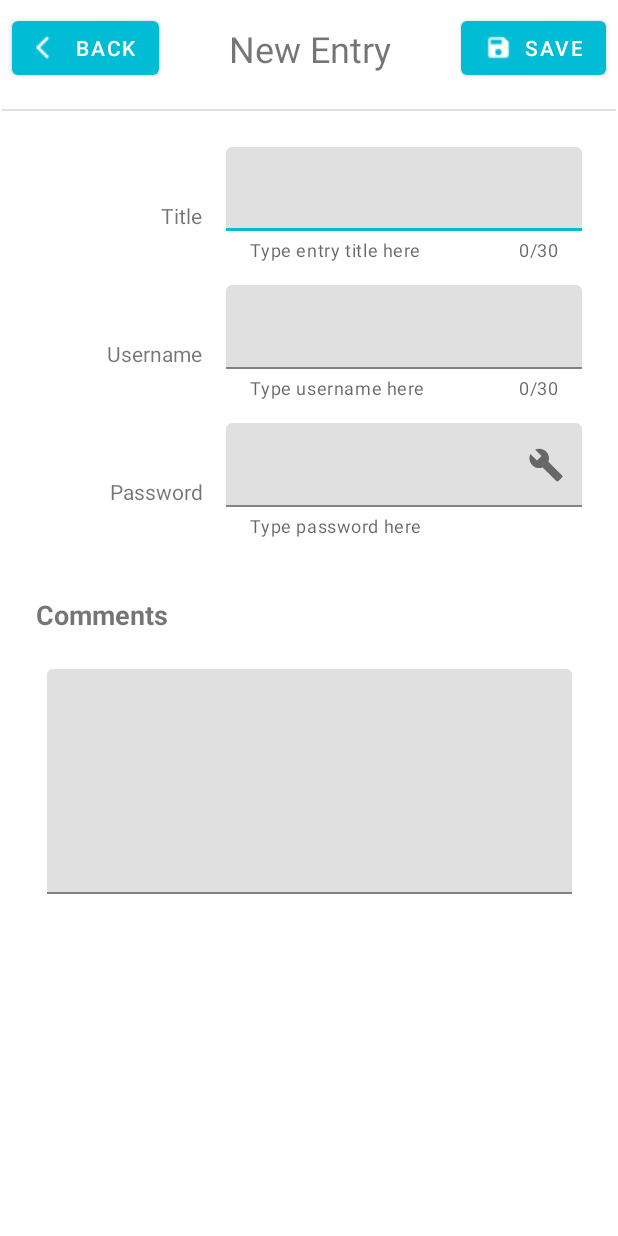
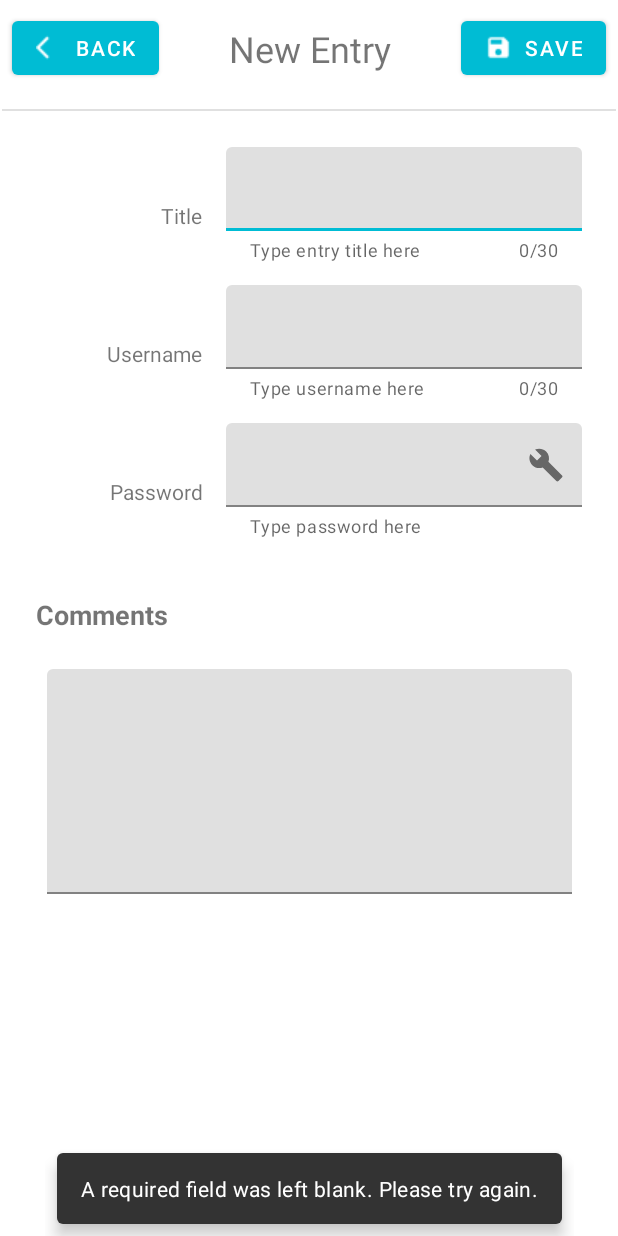
Before and after one commit to adimaris/PasswordManager, an Android app: the AddPassActivity screen opened directly, with no data from a screen before it, after a tap on "SAVE", on a phone screen of 412 x 824 dp. Run offline under Robolectric (Android 15) with nearby library versions, the phone set to English and light mode, and no system bars.

Commit message:
Changed color of UI elements and replaced toasts with SnackBars throughout:
- changed color of the bullet_point.xml
- added a snack bar to the AddPassActivity
- added a snack bar to the PassGeneratorActivity
- changed the color of the FAB in the PassListActivity

```diff
--- a/app/src/main/java/com/alexanderdimaris/passwordmanager/view/AddPassActivity.java
+++ b/app/src/main/java/com/alexanderdimaris/passwordmanager/view/AddPassActivity.java
@@ -1,15 +1,20 @@
 package com.alexanderdimaris.passwordmanager.view;
 
+import androidx.annotation.Nullable;
 import androidx.appcompat.app.AppCompatActivity;
+import androidx.coordinatorlayout.widget.CoordinatorLayout;
 
 import android.content.Intent;
 import android.os.Bundle;
+import android.text.InputType;
 import android.view.View;
 import android.widget.Toast;
 
 import com.alexanderdimaris.passwordmanager.R;
 import com.alexanderdimaris.passwordmanager.model.PassObj;
 import com.google.android.material.button.MaterialButton;
+import com.google.android.material.snackbar.BaseTransientBottomBar;
+import com.google.android.material.snackbar.Snackbar;
 import com.google.android.material.textfield.TextInputEditText;
 import com.google.android.material.textfield.TextInputLayout;
 
@@ -18,9 +23,7 @@ public class AddPassActivity extends AppCompatActivity {
     TextInputEditText etTitle, etUsername, etPassword, etComments;
     MaterialButton btSave;
     MaterialButton btBack;
-
-    // TODO generate a password button
-    // TODO snackbar
+    CoordinatorLayout snackBar;
 
     @Override
     protected void onCreate(Bundle savedInstanceState) {
@@ -31,6 +34,7 @@ public class AddPassActivity extends AppCompatActivity {
         etUsername = findViewById(R.id.activity_add_pass_et_username);
         etPassword = findViewById(R.id.activity_add_pass_et_password);
         etComments = findViewById(R.id.activity_add_pass_et_comments);
+        snackBar = findViewById(R.id.activity_add_pass_coordinator_layout);
 
         btSave = findViewById(R.id.activity_add_pass_btn_save);
         btSave.setOnClickListener(new View.OnClickListener() {
@@ -53,7 +57,7 @@ public class AddPassActivity extends AppCompatActivity {
             @Override
             public void onClick(View v) {
                 Intent intent = new Intent(getApplicationContext(), PassGeneratorActivity.class);
-                startActivityForResult(intent, 2);
+                startActivityForResult(intent, 1);
             }
         });
     }
@@ -65,14 +69,25 @@ public class AddPassActivity extends AppCompatActivity {
         String comments = etComments.getText().toString();
 
         if(title.equals("") || username.equals("") || password.equals("")) {
-            Toast.makeText(this, "One of the required fields were left blank", Toast.LENGTH_LONG).show();
+            Snackbar.make(snackBar, "A required field was left blank. Please try again.", Snackbar.LENGTH_LONG)
+                    .setAnimationMode(BaseTransientBottomBar.ANIMATION_MODE_SLIDE)
+                    .show();
         } else {
             PassObj passObj = new PassObj(-1, title, username, password, comments);
             Intent resultIntent = new Intent();
             resultIntent.putExtra("passObj", passObj);
-            setResult(2, resultIntent);
+            setResult(1, resultIntent);
             finish();
         }
     }
 
+    @Override
+    protected void onActivityResult(int requestCode, int resultCode, @Nullable Intent data) {
+        super.onActivityResult(requestCode, resultCode, data);
+        if(resultCode == 1) {
+            etPassword.setText(data.getStringExtra("generatedPassword"));
+            etPassword.setInputType(InputType.TYPE_CLASS_TEXT);
+        }
+    }
+
 }
--- a/app/src/main/java/com/alexanderdimaris/passwordmanager/view/ExistingPassActivity.java
+++ b/app/src/main/java/com/alexanderdimaris/passwordmanager/view/ExistingPassActivity.java
@@ -113,7 +113,7 @@ public class ExistingPassActivity extends AppCompatActivity {
 
                     Intent resultIntent = new Intent();
                     resultIntent.putExtra("passObj", mPassObj);
-                    setResult(5, resultIntent);
+                    setResult(2, resultIntent);
                     finish();
                 }
             }
@@ -123,7 +123,7 @@ public class ExistingPassActivity extends AppCompatActivity {
     @Override
     protected void onActivityResult(int requestCode, int resultCode, @Nullable Intent data) {
         super.onActivityResult(requestCode, resultCode, data);
-        if(requestCode == 2) {
+        if(requestCode == 1) {
             etPassword.setText(data.getStringExtra("generatedPassword"));
         }
     }
--- a/app/src/main/res/drawable/bullet_point.xml
+++ b/app/src/main/res/drawable/bullet_point.xml
@@ -3,7 +3,7 @@
 <shape xmlns:android="http://schemas.android.com/apk/res/android"
     android:shape="oval">
 
-    <solid android:color="#ff5177"/>
+    <solid android:color="@color/colorPrimary"/>
 
     <size android:width="16dp"
         android:height="16dp"/>
--- a/app/src/main/res/layout/activity_add_pass.xml
+++ b/app/src/main/res/layout/activity_add_pass.xml
@@ -183,4 +183,12 @@
             android:gravity="start" />
     </com.google.android.material.textfield.TextInputLayout>
 
+    <androidx.coordinatorlayout.widget.CoordinatorLayout
+        android:id="@+id/activity_add_pass_coordinator_layout"
+        android:layout_width="wrap_content"
+        android:layout_height="wrap_content"
+        app:layout_constraintBottom_toBottomOf="parent"
+        app:layout_constraintEnd_toEndOf="parent"
+        app:layout_constraintStart_toStartOf="parent" />
+
 </androidx.constraintlayout.widget.ConstraintLayout>
--- a/app/src/main/res/layout/activity_pass_list.xml
+++ b/app/src/main/res/layout/activity_pass_list.xml
@@ -43,7 +43,7 @@
         android:layout_height="wrap_content"
         android:layout_marginEnd="32dp"
         android:layout_marginBottom="32dp"
-        android:backgroundTint="@color/colorPrimaryDark"
+        android:backgroundTint="@color/colorAccent"
         android:clickable="true"
         android:src="@drawable/baseline_add_black_18dp"
         app:layout_constraintBottom_toBottomOf="parent"
```
Also changed, not shown: app/src/main/java/com/alexanderdimaris/passwordmanager/view/PassGeneratorActivity.java (+24 -6 lines), app/src/main/java/com/alexanderdimaris/passwordmanager/view/PassListActivity.java (+23 -21 lines), app/src/main/res/layout/activity_pass_generator.xml (+7 -0 lines).
